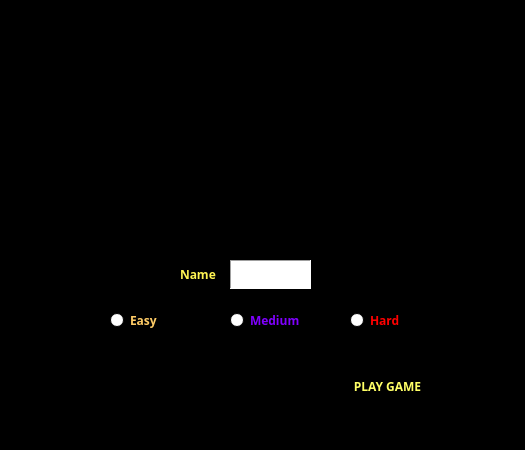
Before: the Qt Designer form options.ui in satanasov/Pacman-QT-Game, drawn with Qt 5.
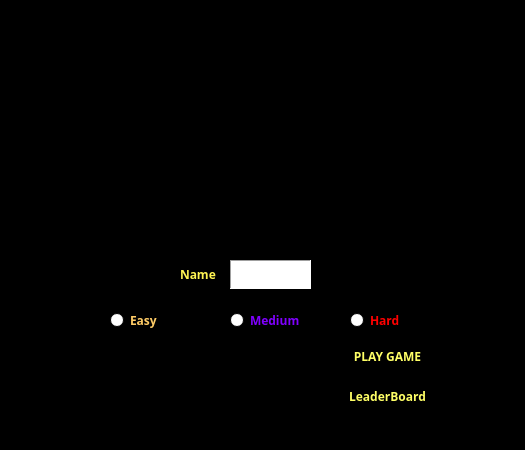
After: the same form once the commit is applied. Icons and pictures are not drawn.

Commit message: Add leaderboard window to the main window

```diff
--- a/options.ui
+++ b/options.ui
@@ -292,7 +292,7 @@
    <property name="geometry">
     <rect>
      <x>330</x>
-     <y>370</y>
+     <y>340</y>
      <width>115</width>
      <height>32</height>
     </rect>
@@ -580,6 +580,130 @@
     <pixmap resource="Images.qrc">:/images/ghostdownorange2.png</pixmap>
    </property>
   </widget>
+  <widget class="QPushButton" name="leaderBoard">
+   <property name="geometry">
+    <rect>
+     <x>330</x>
+     <y>380</y>
+     <width>115</width>
+     <height>32</height>
+    </rect>
+   </property>
+   <property name="palette">
+    <palette>
+     <active>
+      <colorrole role="WindowText">
+       <brush brushstyle="SolidPattern">
+        <color alpha="255">
+         <red>0</red>
+         <green>0</green>
+         <blue>0</blue>
+        </color>
+       </brush>
+      </colorrole>
+      <colorrole role="Button">
+       <brush brushstyle="SolidPattern">
+        <color alpha="255">
+         <red>0</red>
+         <green>0</green>
+         <blue>0</blue>
+        </color>
+       </brush>
+      </colorrole>
+      <colorrole role="ButtonText">
+       <brush brushstyle="SolidPattern">
+        <color alpha="255">
+         <red>255</red>
+         <green>255</green>
+         <blue>102</blue>
+        </color>
+       </brush>
+      </colorrole>
+     </active>
+     <inactive>
+      <colorrole role="WindowText">
+       <brush brushstyle="SolidPattern">
+        <color alpha="255">
+         <red>0</red>
+         <green>0</green>
+         <blue>0</blue>
+        </color>
+       </brush>
+      </colorrole>
+      <colorrole role="Button">
+       <brush brushstyle="SolidPattern">
+        <color alpha="255">
+         <red>0</red>
+         <green>0</green>
+         <blue>0</blue>
+        </color>
+       </brush>
+      </colorrole>
+      <colorrole role="ButtonText">
+       <brush brushstyle="SolidPattern">
+        <color alpha="255">
+         <red>255</red>
+         <green>255</green>
+         <blue>102</blue>
+        </color>
+       </brush>
+      </colorrole>
+     </inactive>
+     <disabled>
+      <colorrole role="WindowText">
+       <brush brushstyle="SolidPattern">
+        <color alpha="255">
+         <red>127</red>
+         <green>127</green>
+         <blue>127</blue>
+        </color>
+       </brush>
+      </colorrole>
+      <colorrole role="Button">
+       <brush brushstyle="SolidPattern">
+        <color alpha="255">
+         <red>0</red>
+         <green>0</green>
+         <blue>0</blue>
+        </color>
+       </brush>
+      </colorrole>
+      <colorrole role="ButtonText">
+       <brush brushstyle="SolidPattern">
+        <color alpha="255">
+         <red>148</red>
+         <green>148</green>
+         <blue>148</blue>
+        </color>
+       </brush>
+      </colorrole>
+     </disabled>
+    </palette>
+   </property>
+   <property name="font">
+    <font>
+     <family>Arial Black</family>
+     <weight>75</weight>
+     <bold>true</bold>
+    </font>
+   </property>
+   <property name="text">
+    <string>LeaderBoard</string>
+   </property>
+   <property name="icon">
+    <iconset resource="Images.qrc">
+     <normaloff>:/images/dot.png</normaloff>:/images/dot.png</iconset>
+   </property>
+   <property name="autoDefault">
+    <bool>false</bool>
+   </property>
+   <property name="default">
+    <bool>false</bool>
+   </property>
+   <property name="flat">
+    <bool>true</bool>
+   </property>
+  </widget>
  </widget>
  <resources>
   <include location="Images.qrc"/>
```
The commit also changes 2 other files.
